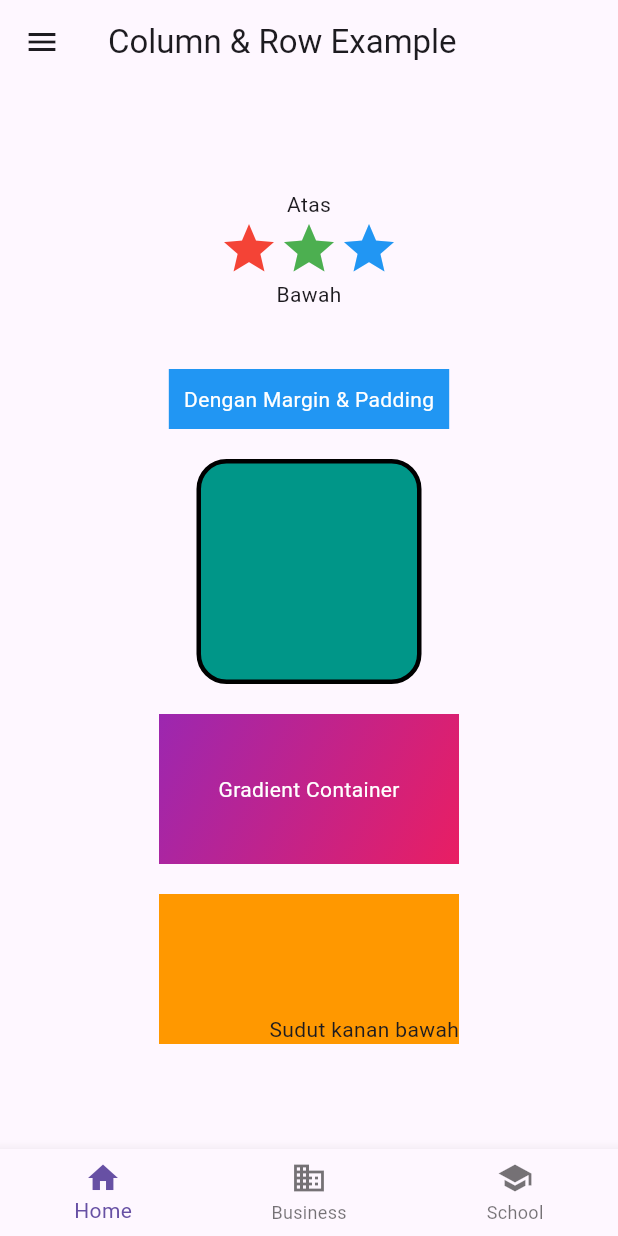
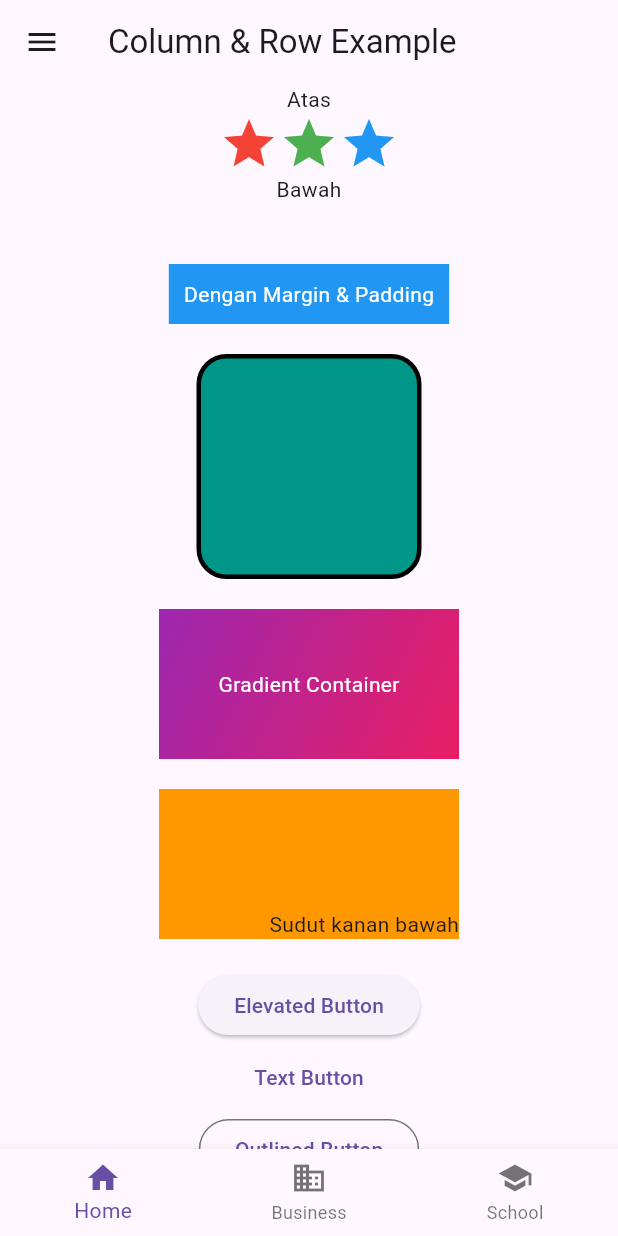
Before and after one commit to rahmaliaaa/pemograman_mobile, a Flutter app: the screen it shows after launch, on a phone screen of 412 x 824 dp. Run offline on Flutter 3.47's test engine with Material 3 defaults, Android fonts, the phone set to English and light mode, and no system bars.

Commit message:
Button (elevated,text,outlined,iconfloatingAction)

```diff
--- a/flutter/flutter_application_3/lib/main.dart
+++ b/flutter/flutter_application_3/lib/main.dart
@@ -84,6 +84,48 @@ class LiaaApp extends StatelessWidget {
                 alignment: Alignment.bottomRight,
                 child: const Text("Sudut kanan bawah"),
               ),
+
+              const SizedBox(height: 20),
+
+              // ElevatedButton
+              ElevatedButton(
+                onPressed: () {
+                  print("Elevated Button ditekan!");
+                },
+                child: const Text("Elevated Button"),
+              ),
+
+              // TextButton
+              TextButton(
+                onPressed: () {
+                  print("Text Button ditekan!");
+                },
+                child: const Text("Text Button"),
+              ),
+
+              // OutlinedButton
+              OutlinedButton(
+                onPressed: () {
+                  print("Outlined Button ditekan!");
+                },
+                child: const Text("Outlined Button"),
+              ),
+
+              // IconButton
+              IconButton(
+                icon: const Icon(Icons.favorite, color: Colors.red),
+                onPressed: () {
+                  print("Icon Button ditekan!");
+                },
+              ),
+
+              // FloatingActionButton
+              FloatingActionButton(
+                onPressed: () {
+                  print("Floating Action Button ditekan!");
+                },
+                child: const Icon(Icons.add),
+              ),
             ],
           ),
         ),
@@ -122,13 +164,9 @@ class LiaaApp extends StatelessWidget {
         // Bottom Navigation Bar
         bottomNavigationBar: BottomNavigationBar(
           items: const <BottomNavigationBarItem>[
-            BottomNavigationBarItem(icon: Icon(Icons.home),label: 'Home'),
-            BottomNavigationBarItem(
-              icon: Icon(Icons.business),
-              label: 'Business',
-            ),
-            BottomNavigationBarItem(icon: Icon(Icons.school),label: 'School',
-            ),
+            BottomNavigationBarItem(icon: Icon(Icons.home), label: 'Home'),
+            BottomNavigationBarItem(icon: Icon(Icons.business), label: 'Business'),
+            BottomNavigationBarItem(icon: Icon(Icons.school), label: 'School'),
           ],
         ),
       ),
```
